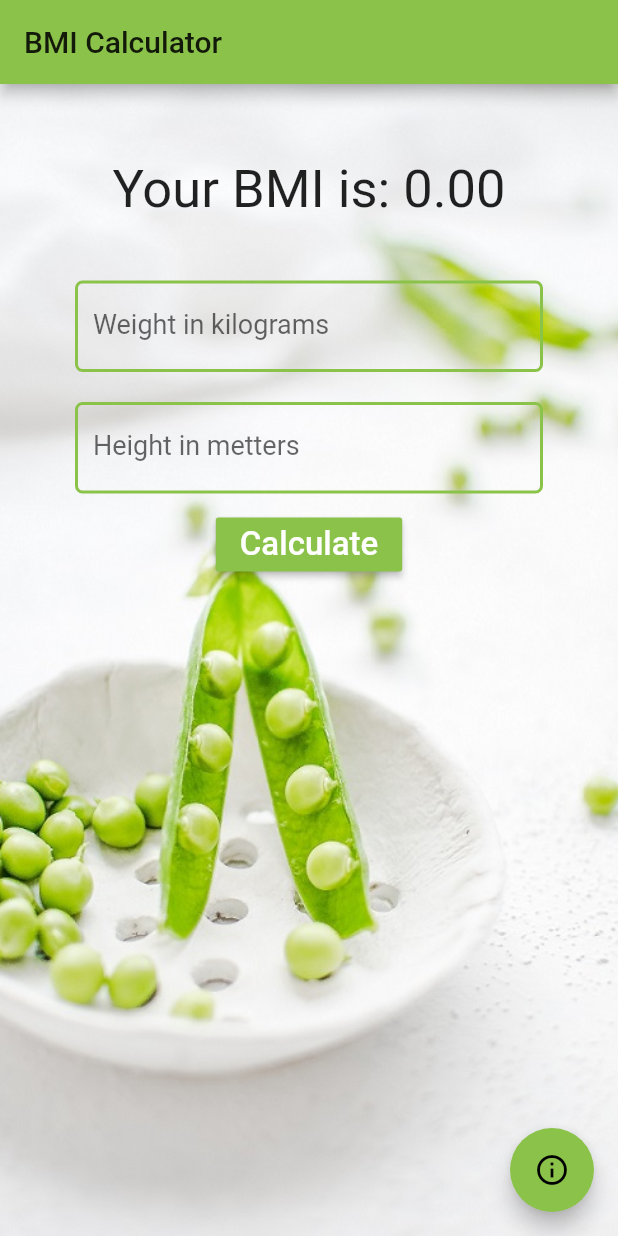
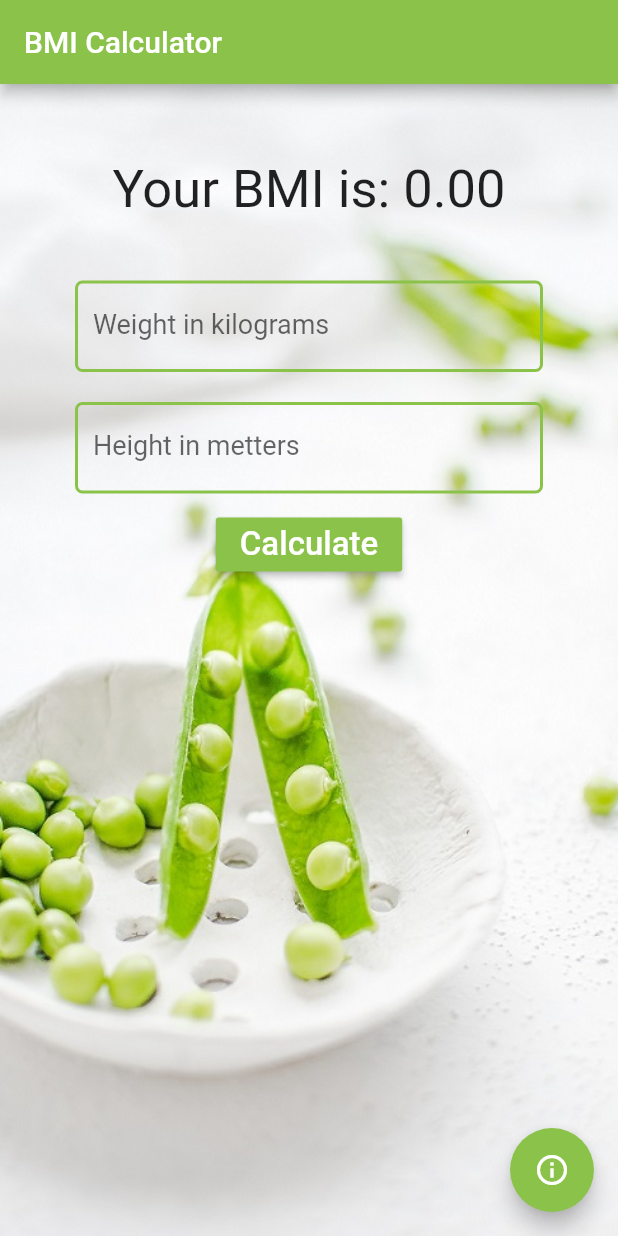
Before and after one commit to MadTiger2409/BMI-Flutter-App, a Flutter app: the screen it shows after launch, on a phone screen of 412 x 824 dp. Run offline on Flutter 3.47's test engine with Material 2 defaults, Android fonts, the phone set to English and light mode, and no system bars; drawn by our look-alikes of auto_size_text.

Commit message:
Changed appbar's text and floating button's icon color to white

```diff
--- a/flutter_app/lib/pages/home/myHomePageState.dart
+++ b/flutter_app/lib/pages/home/myHomePageState.dart
@@ -49,7 +49,12 @@ class MyHomePageState extends State<MyHomePage> {
         Scaffold(
           resizeToAvoidBottomPadding: false,
           appBar: AppBar(
-            title: Text(widget.title),
+            title: Text(
+              widget.title,
+              style: TextStyle(
+                color: Colors.white,
+              ),
+            ),
           ),
           body: Container(
             decoration: BoxDecoration(
@@ -95,7 +100,10 @@ class MyHomePageState extends State<MyHomePage> {
               _settingModalBottomSheet(context);
             },
             tooltip: 'Info',
-            child: Icon(Icons.info_outline),
+            child: Icon(
+              Icons.info_outline,
+              color: Colors.white,
+            ),
           ),
         ),
       ],
```
